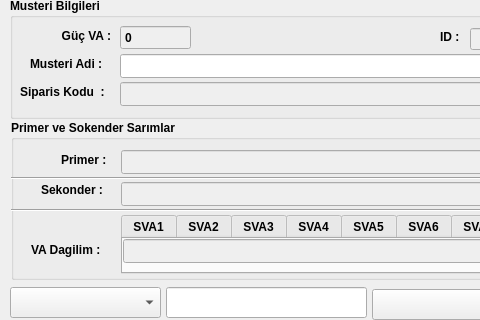
Before: the Qt Designer form QT_file/reciepe.ui in yavuzbektas/transformator_calc, drawn with Qt 5; both pictures show x 0 to 480 and y 0 to 320 of the 962 by 549 pixel window.
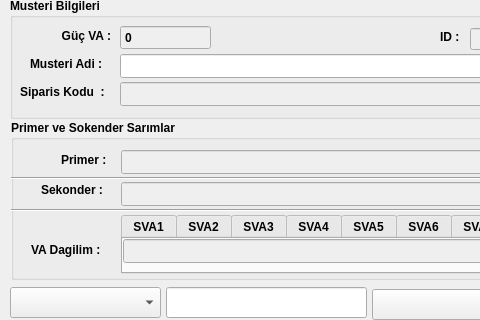
After: the same form once the commit is applied. Icons and pictures are not drawn.

Patch:
```diff
--- a/QT_file/reciepe.ui
+++ b/QT_file/reciepe.ui
@@ -719,7 +719,7 @@
      <rect>
       <x>110</x>
       <y>27</y>
-      <width>71</width>
+      <width>91</width>
       <height>25</height>
      </rect>
     </property>
@@ -902,7 +902,7 @@
      <number>0</number>
     </property>
     <property name="maximum">
-     <double>100000.000000000000000</double>
+     <double>999999999.000000000000000</double>
     </property>
     <property name="value">
      <double>0.000000000000000</double>
```
